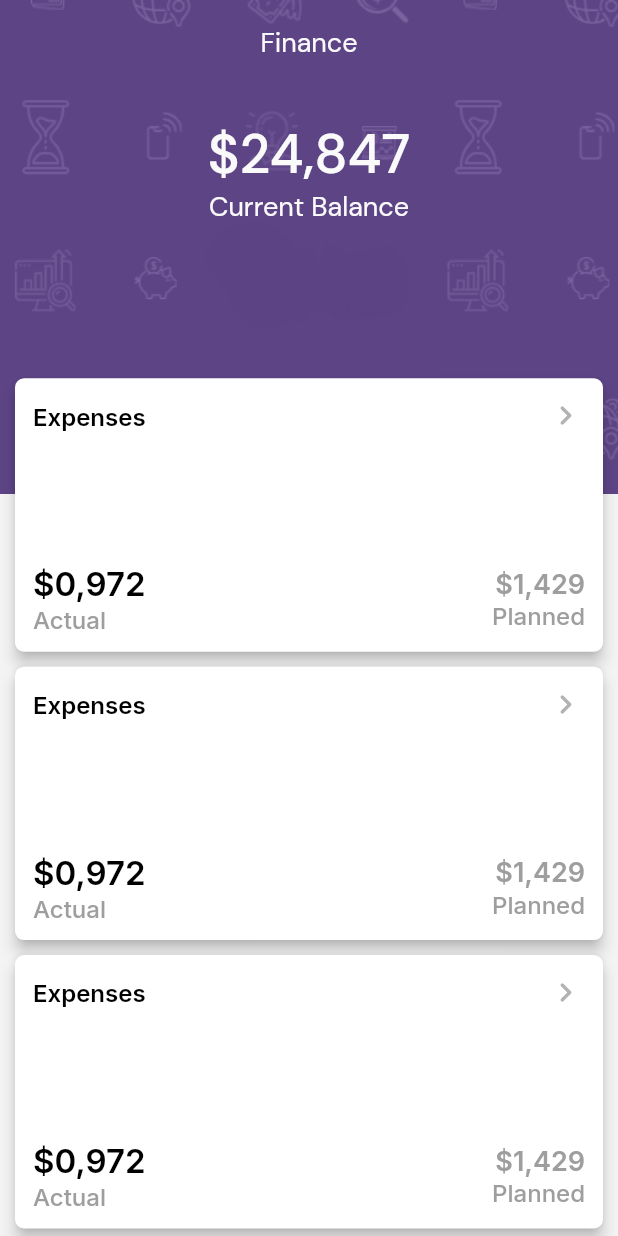
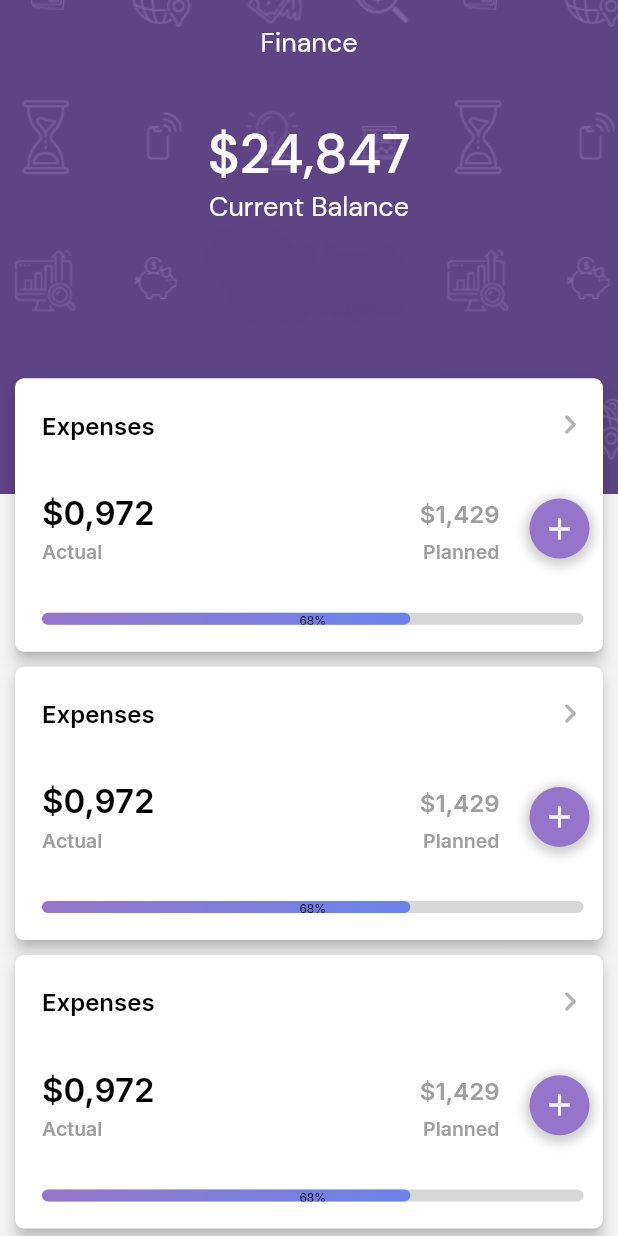
Before and after one commit to RamanYarotski/Flutter_training, a Flutter app: the screen it shows after launch, after a tap on "Henry Graves", on a phone screen of 412 x 824 dp. Run offline on Flutter 3.47's test engine with Material 2 defaults, Android fonts, the phone set to English and light mode, and no system bars; drawn by our look-alikes of percent_indicator; our stand-ins replace google_fonts.

Commit message:
feat: add Finance Card

```diff
--- a/lib/constants.dart
+++ b/lib/constants.dart
@@ -20,10 +20,15 @@ const gray80 = Color(0xFFCCCCCC);
 const gray84 = Color(0xFFD7D7D7);
 const gray95 = Color.fromARGB(255, 243, 243, 243);
 const gray100 = Color(0xFCFCFCFC);
-//Orange palette
+
+
+//Colored palette
 const orange = Color(0xFFF27434);
 const orange2 = Color(0xFFBE5E34);
 const red = Color(0xFFF03738);
+const lilac = Color(0xFF9575c9);
+const blue = Color(0xFF6983ea);
+
 
 //Dimensions
 const avatarSize = 22.00;
@@ -36,7 +41,9 @@ const appBarTitleHeightCoeff = 0.05;
 const bodyHeightCoeff = 0.7;
 const financeItemsCount = 3;
 const financeItemMargin = 5.0;
-const financeItemPadding = 12.0;
+const financeItemPadding = 18.0;
+const buttonsSize =40.0;
+const indicatorHeight =8.0;
 
 
 
--- a/lib/screens/finance_screen.dart
+++ b/lib/screens/finance_screen.dart
@@ -3,6 +3,7 @@ import 'package:flutter/services.dart';
 import 'package:training_project/constants.dart';
 import 'package:training_project/models/user.dart';
 import 'package:training_project/strings.dart';
+import 'package:percent_indicator/percent_indicator.dart';
 
 extension on int {
   String toStringDollarPattern() {
@@ -11,7 +12,7 @@ extension on int {
 }
 
 TextStyle financeItemSubtitleTextStyle =
-    const TextStyle(fontSize: 16, color: gray50, fontWeight: FontWeight.w500);
+    const TextStyle(fontSize: 13, color: gray50, fontWeight: FontWeight.w600);
 
 class FinanceScreen extends StatelessWidget {
   const FinanceScreen({Key key, this.user}) : super(key: key);
@@ -90,7 +91,11 @@ class FinanceScreen extends StatelessWidget {
                         shape: const RoundedRectangleBorder(
                             borderRadius: BorderRadius.all(Radius.circular(6))),
                         child: Container(
-                          padding: const EdgeInsets.all(financeItemPadding),
+                          padding: const EdgeInsets.fromLTRB(
+                              financeItemPadding,
+                              financeItemPadding,
+                              financeItemPadding * half,
+                              financeItemPadding),
                           height: bodyHeight / financeItemsCount -
                               financeItemMargin * 2,
                           child: Column(
@@ -113,13 +118,15 @@ class FinanceScreen extends StatelessWidget {
                                     )
                                   ],
                                 ),
+                                Row(children: [
+                                  Expanded(
+                                    flex: 8,
+                                    child: Column(
+                                      children: [
                                         Row(
+                                          mainAxisSize: MainAxisSize.max,
                                           mainAxisAlignment:
                                               MainAxisAlignment.spaceBetween,
-                                    children: [
-                                      Column(
-                                        crossAxisAlignment:
-                                            CrossAxisAlignment.start,
                                           children: [
                                             Text(
                                               user.expensesActual
@@ -129,29 +136,87 @@ class FinanceScreen extends StatelessWidget {
                                                   fontWeight: FontWeight.w600),
                                             ),
                                             Text(
-                                            Strings.actual,
-                                            style: financeItemSubtitleTextStyle,
+                                              user.expensesPlanned
+                                                  .toStringDollarPattern(),
+                                              style: const TextStyle(
+                                                  fontSize: 16,
+                                                  fontWeight: FontWeight.w600,
+                                                  color: gray50),
                                             ),
                                           ],
                                         ),
-                                      Column(
-                                        crossAxisAlignment:
-                                            CrossAxisAlignment.end,
+                                        const SizedBox(
+                                          height: 4,
+                                        ),
+                                        Row(
+                                            mainAxisAlignment:
+                                                MainAxisAlignment.spaceBetween,
                                             children: [
                                               Text(
-                                            user.expensesPlanned
-                                                .toStringDollarPattern(),
-                                            style: const TextStyle(
-                                                fontSize: 18,
-                                                fontWeight: FontWeight.w600,
-                                                color: gray50),
+                                                Strings.actual,
+                                                style:
+                                                    financeItemSubtitleTextStyle,
                                               ),
                                               Text(Strings.planned,
                                                   style:
                                                       financeItemSubtitleTextStyle),
+                                            ])
+                                      ],
+                                    ),
+                                  ),
+                                  Padding(
+                                    padding: const EdgeInsets.only(left: 20.0),
+                                    child: Container(
+                                      height: buttonsSize,
+                                      width: buttonsSize,
+                                      decoration: BoxDecoration(
+                                          shape: BoxShape.circle,
+                                          color: lilac,
+                                          boxShadow: [
+                                            BoxShadow(
+                                                color: Colors.grey
+                                                    .withOpacity(0.5),
+                                                spreadRadius: 3,
+                                                blurRadius: 5,
+                                                offset: const Offset(0, 2)),
+                                          ]),
+                                      child: const Icon(
+                                        Icons.add,
+                                        color: gray100,
+                                      ),
+                                    ),
+                                  ),
+                                ]),
+                                Row(
+                                  children: [
+                                    LinearPercentIndicator(
+                                      padding: const EdgeInsets.all(0),
+                                      lineHeight: indicatorHeight,
+                                      backgroundColor: gray84,
+                                      animation: true,
+                                      linearGradient: const LinearGradient(
+                                        colors: <Color>[lilac,blue]) ,
+                                      curve: Curves.linear,
+                                      animateFromLastPercent: true,
+                                      animationDuration: 2000,
+                                      center: Text(
+                                        "${(user.expensesActual / user.expensesPlanned * 100).round().toString()}%",
+                                        style: const TextStyle(
+                                            color: black1,
+                                            fontSize: indicatorHeight),
+                                      ),
+                                      width: MediaQuery.of(context).size.width -
+                                          financeItemPadding * 2 -
+                                          financeItemMargin * 2 -
+                                          5,
+                                      barRadius: const Radius.circular(
+                                          indicatorHeight * half),
+                                      percent: user.expensesActual /
+                                          user.expensesPlanned,
+                                    ),
+                                    // ),
                                   ],
                                 )
-                                    ]),
                               ]),
                         ),
                       );
--- a/pubspec.yaml
+++ b/pubspec.yaml
@@ -33,6 +33,7 @@ dependencies:
     sdk: flutter
   flutter_search_bar: ^2.1.0
   google_fonts: ^2.3.1
+  percent_indicator: ^4.0.0
   syncfusion_localizations: ^19.4.54
   update: ^0.3.1
 
```
Also changed, not shown: pubspec.lock. Lines whose indentation alone changed are shown as unchanged.
